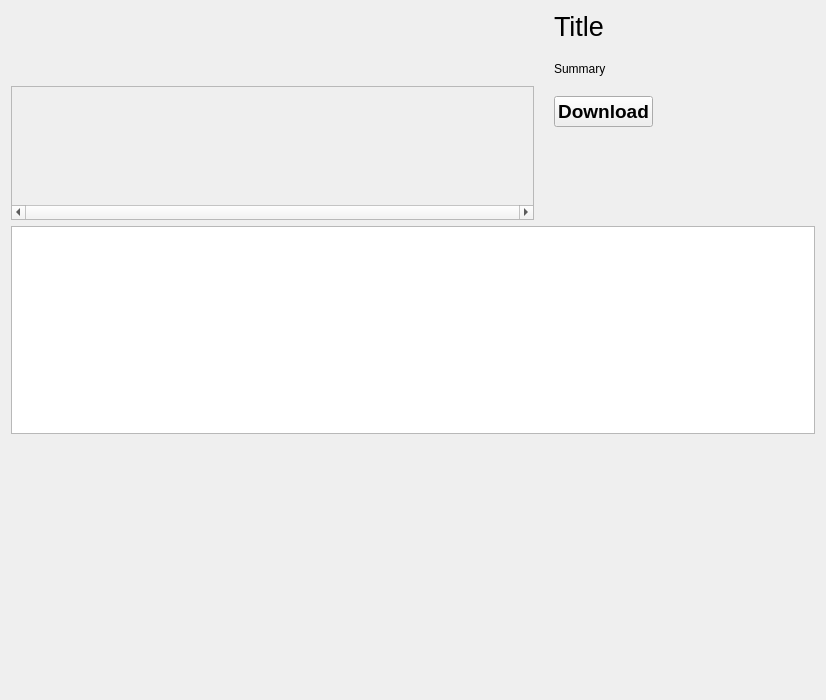
Qt form BaseClient/Source/PageContentContentWidget.ui (WorksAhead/Base) before a commit.
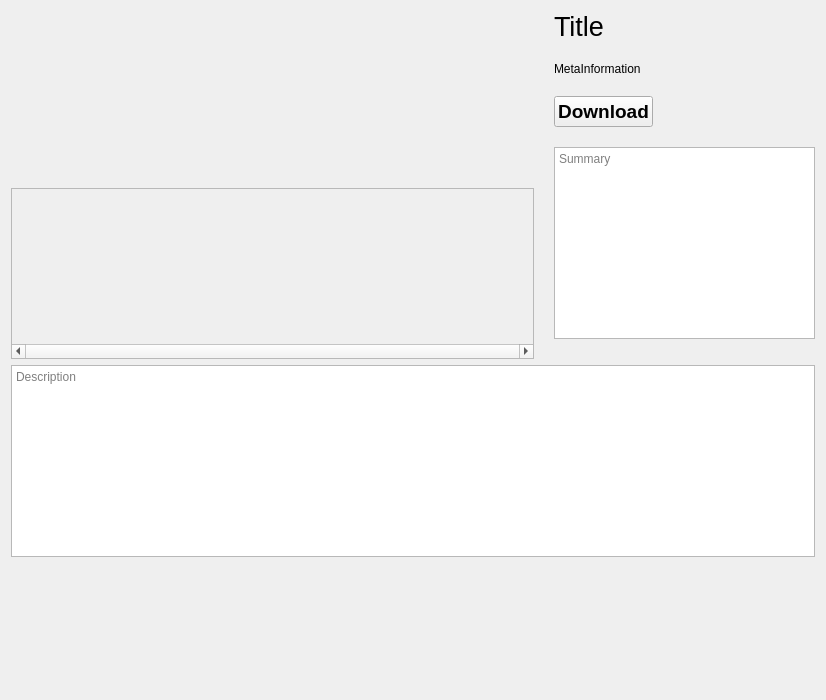
The same form after that commit. Custom widgets are drawn as their Qt base class.

```diff
--- a/BaseClient/Source/PageContentContentWidget.ui
+++ b/BaseClient/Source/PageContentContentWidget.ui
@@ -60,7 +60,7 @@
              <x>0</x>
              <y>0</y>
              <width>522</width>
-             <height>115</height>
+             <height>160</height>
             </rect>
            </property>
           </widget>
@@ -109,7 +109,7 @@
          <item>
           <widget class="QLabel" name="summaryLabel">
            <property name="text">
-            <string>Summary</string>
+            <string>MetaInformation</string>
            </property>
            <property name="alignment">
             <set>Qt::AlignLeading|Qt::AlignLeft|Qt::AlignTop</set>
@@ -152,6 +152,16 @@
          </item>
         </layout>
        </item>
+       <item>
+        <widget class="QTextBrowser" name="summary">
+         <property name="placeholderText">
+          <string>Summary</string>
+         </property>
+         <property name="openLinks">
+          <bool>false</bool>
+         </property>
+        </widget>
+       </item>
        <item>
         <spacer name="verticalSpacer_2">
          <property name="orientation">
@@ -171,6 +181,9 @@
    </item>
    <item>
     <widget class="QTextBrowser" name="description">
+     <property name="placeholderText">
+      <string>Description</string>
+     </property>
      <property name="openLinks">
       <bool>false</bool>
      </property>
```
Left out of the diff: 5 changed lines with no effect on the pictures.
